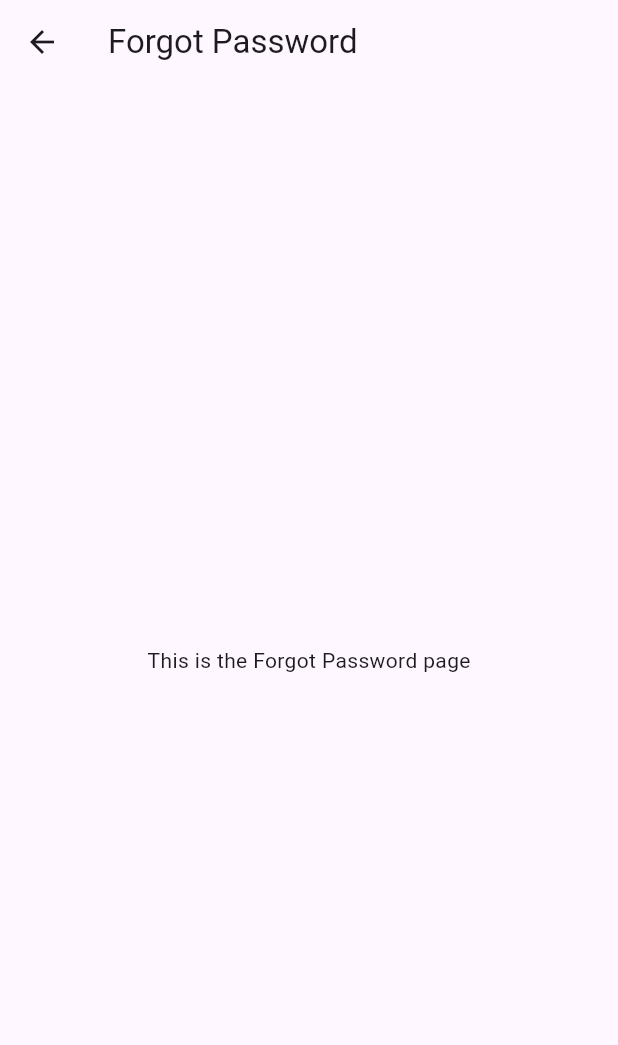
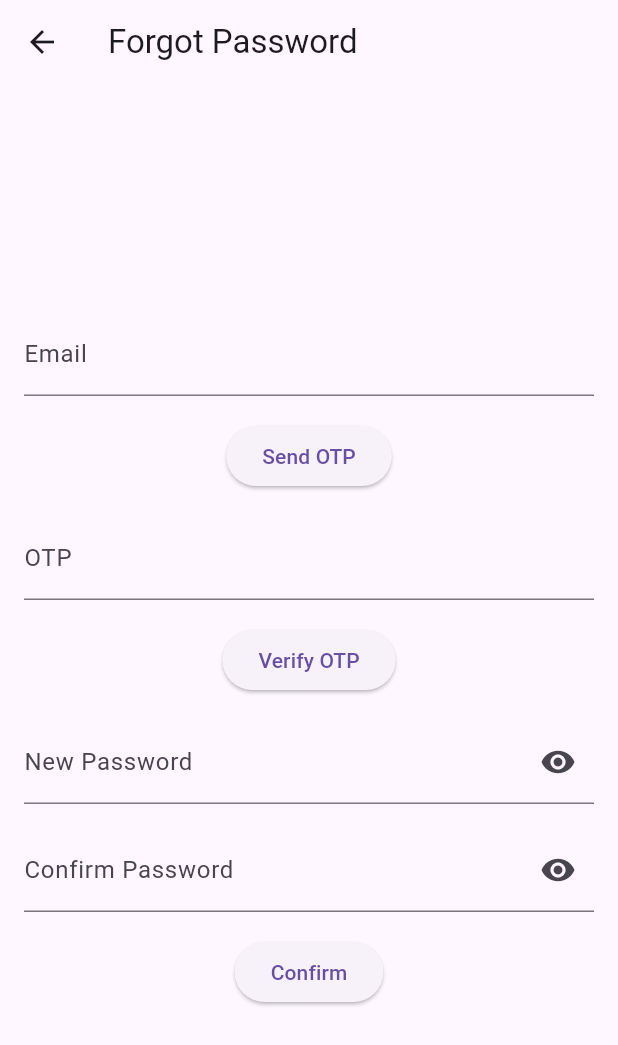
Before and after one commit to s6352410011/Care_Patient, a Flutter app: the ForgotPasswordUI screen opened by its route, on a phone screen of 412 x 824 dp. Shown: the top 1045 px of the screen. Run offline on Flutter 3.47's test engine with Material 3 defaults, Android fonts, the phone set to English and light mode, and no system bars; our stand-ins replace animate_do.

Commit message:
forgotpassword

```diff
--- a/lib/forgot_password_ui.dart
+++ b/lib/forgot_password_ui.dart
@@ -1,16 +1,142 @@
-// forgot_password_ui.dart
+import 'package:flutter/material.dart';
+import 'login_ui.dart'; //  import หน้า login
 
-import 'package:flutter/material.dart';
+class ForgotPasswordUI extends StatefulWidget {
+  @override
+  _ForgotPasswordUIState createState() => _ForgotPasswordUIState();
+}
 
-class ForgotPasswordUI extends StatelessWidget {
+class _ForgotPasswordUIState extends State<ForgotPasswordUI> {
+  final TextEditingController emailController = TextEditingController();
+  final TextEditingController otpController = TextEditingController();
+  final TextEditingController newPasswordController = TextEditingController();
+  final TextEditingController confirmPasswordController =
+      TextEditingController();
+
+  bool passwordsMatch = true;
+  bool _obscureNewPassword = true;
+  bool _obscureConfirmPassword = true;
+
   @override
   Widget build(BuildContext context) {
     return Scaffold(
       appBar: AppBar(
         title: Text('Forgot Password'),
       ),
-      body: Center(
-        child: Text('This is the Forgot Password page'),
+      body: Padding(
+        padding: EdgeInsets.all(16.0),
+        child: Column(
+          mainAxisAlignment: MainAxisAlignment.center,
+          children: [
+            TextField(
+              controller: emailController,
+              decoration: InputDecoration(
+                labelText: 'Email',
+              ),
+            ),
+            SizedBox(height: 16.0),
+            ElevatedButton(
+              onPressed: () {},
+              child: Text('Send OTP'),
+            ),
+            SizedBox(height: 16.0),
+            TextField(
+              controller: otpController,
+              decoration: InputDecoration(
+                labelText: 'OTP',
+              ),
+            ),
+            SizedBox(height: 16.0),
+            ElevatedButton(
+              onPressed: () {},
+              child: Text('Verify OTP'),
+            ),
+            SizedBox(height: 16.0),
+            TextFormField(
+              controller: newPasswordController,
+              obscureText: _obscureNewPassword,
+              onChanged: (value) {
+                setState(() {
+                  passwordsMatch = newPasswordController.text ==
+                      confirmPasswordController.text;
+                });
+              },
+              decoration: InputDecoration(
+                labelText: 'New Password',
+                suffixIcon: IconButton(
+                  icon: Icon(_obscureNewPassword
+                      ? Icons.visibility
+                      : Icons.visibility_off),
+                  onPressed: () {
+                    setState(() {
+                      _obscureNewPassword = !_obscureNewPassword;
+                    });
+                  },
+                ),
+                errorText: !passwordsMatch ? 'Passwords do not match' : null,
+              ),
+            ),
+            SizedBox(height: 16.0),
+            TextFormField(
+              controller: confirmPasswordController,
+              obscureText: _obscureConfirmPassword,
+              onChanged: (value) {
+                setState(() {
+                  passwordsMatch = newPasswordController.text ==
+                      confirmPasswordController.text;
+                });
+              },
+              decoration: InputDecoration(
+                labelText: 'Confirm Password',
+                suffixIcon: IconButton(
+                  icon: Icon(_obscureConfirmPassword
+                      ? Icons.visibility
+                      : Icons.visibility_off),
+                  onPressed: () {
+                    setState(() {
+                      _obscureConfirmPassword = !_obscureConfirmPassword;
+                    });
+                  },
+                ),
+                errorText: !passwordsMatch ? 'Passwords do not match' : null,
+              ),
+            ),
+            SizedBox(height: 16.0),
+            ElevatedButton(
+              onPressed: () {
+                if (passwordsMatch) {
+                  showDialog(
+                    context: context,
+                    builder: (BuildContext context) {
+                      return AlertDialog(
+                        title: Text('Success'),
+                        content: Text(
+                            'Your password has been updated successfully.'),
+                        actions: <Widget>[
+                          TextButton(
+                            onPressed: () {
+                              Navigator.of(context).pop(); // ปิด AlertDialog
+                              Navigator.push(
+                                context,
+                                MaterialPageRoute(
+                                    builder: (context) =>
+                                        LoginUI()), // ไปยังหน้า Login
+                              );
+                            },
+                            child: Text('OK'),
+                          ),
+                        ],
+                      );
+                    },
+                  );
+                } else {
+                  // Passwords don't match
+                }
+              },
+              child: Text('Confirm'),
+            ),
+          ],
+        ),
       ),
     );
   }
```
